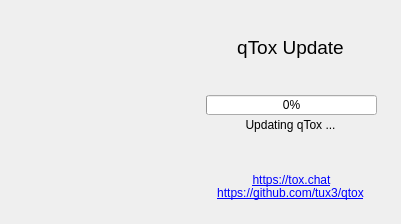
Qt form updater/widget.ui (qTox/qTox) before a commit.
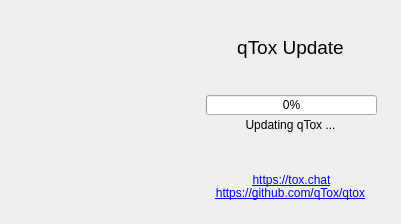
The same form after that commit. Icons and pictures are not drawn.

The edit to the form file:
```diff
--- a/updater/widget.ui
+++ b/updater/widget.ui
@@ -103,7 +103,7 @@
     </rect>
    </property>
    <property name="text">
-    <string>&lt;a href=&quot;https://github.com/tux3/qtox&quot;&gt;https://github.com/tux3/qtox&lt;/a&gt;</string>
+    <string>&lt;a href=&quot;https://github.com/qTox/qtox&quot;&gt;https://github.com/qTox/qtox&lt;/a&gt;</string>
    </property>
    <property name="alignment">
     <set>Qt::AlignCenter</set>
```
